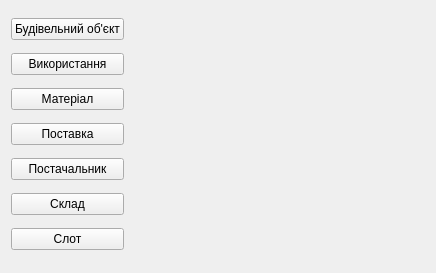
Above: practiceLPNU/addrecordstabwidget.ui from PeterLysyk/PracticeWorkLPNU before the change. Below: the same form after it.
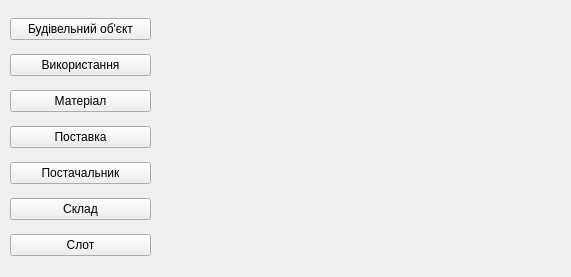
That is the form after the change.

Commit message: added correct login logic, correct datatime read and almost done with removing widget from layout

Patch:
```diff
--- a/practiceLPNU/addrecordstabwidget.ui
+++ b/practiceLPNU/addrecordstabwidget.ui
@@ -6,17 +6,33 @@
    <rect>
     <x>0</x>
     <y>0</y>
-    <width>436</width>
-    <height>273</height>
+    <width>571</width>
+    <height>277</height>
    </rect>
   </property>
   <property name="windowTitle">
    <string>Form</string>
   </property>
-  <layout class="QHBoxLayout" name="horizontalLayout_3">
-   <item>
-    <layout class="QHBoxLayout" name="horizontalLayout_2">
-     <item>
+  <widget class="QWidget" name="verticalLayoutWidget">
+   <property name="geometry">
+    <rect>
+     <x>159</x>
+     <y>10</y>
+     <width>401</width>
+     <height>261</height>
+    </rect>
+   </property>
+   <layout class="QVBoxLayout" name="AddObjectLayout"/>
+  </widget>
+  <widget class="QWidget" name="layoutWidget">
+   <property name="geometry">
+    <rect>
+     <x>10</x>
+     <y>10</y>
+     <width>141</width>
+     <height>261</height>
+    </rect>
+   </property>
       <layout class="QVBoxLayout" name="verticalLayout">
        <item>
         <widget class="QPushButton" name="BuildingObjectAddRecordButton">
@@ -68,24 +84,7 @@
         </widget>
        </item>
       </layout>
-     </item>
-     <item>
-      <layout class="QHBoxLayout" name="horizontalLayout">
-       <item>
-        <widget class="QWidget" name="recordsAdderWidget" native="true">
-         <property name="sizePolicy">
-          <sizepolicy hsizetype="Expanding" vsizetype="Expanding">
-           <horstretch>0</horstretch>
-           <verstretch>0</verstretch>
-          </sizepolicy>
-         </property>
-        </widget>
-       </item>
-      </layout>
-     </item>
-    </layout>
-   </item>
-  </layout>
+  </widget>
  </widget>
  <resources/>
  <connections/>
```
Lines whose indentation alone changed are shown as unchanged. The commit also changes 75 other files.
